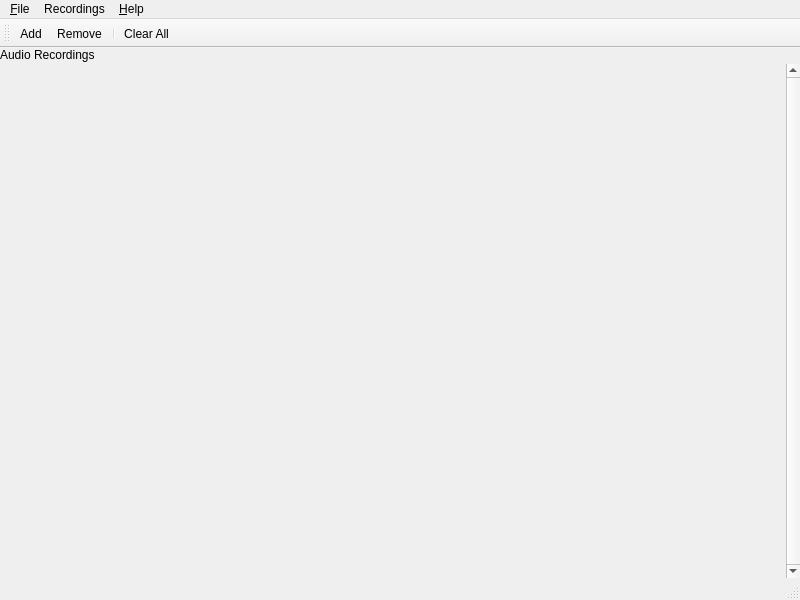
The window that rekhtanavees/ui/mainwindow.ui (RoXimn/rekhtanavees) describes before a commit, drawn with Qt 5.
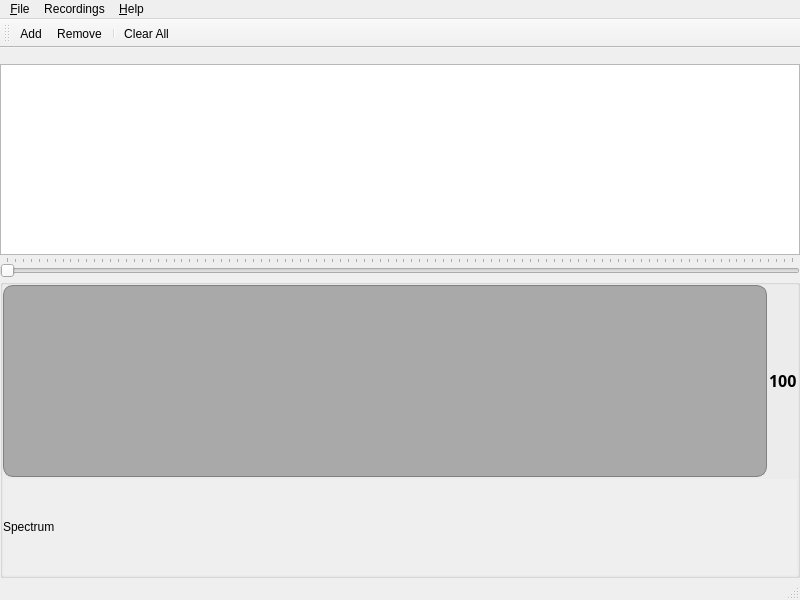
The same window after the commit. Icons and pictures are not drawn.

Commit message: feat: added video player and recognized text editor

Patch:
```diff
--- a/rekhtanavees/ui/mainwindow.ui
+++ b/rekhtanavees/ui/mainwindow.ui
@@ -37,74 +37,226 @@
     </property>
     <item>
      <widget class="QSplitter" name="splitter">
+      <property name="sizePolicy">
+       <sizepolicy hsizetype="Expanding" vsizetype="Expanding">
+        <horstretch>0</horstretch>
+        <verstretch>0</verstretch>
+       </sizepolicy>
+      </property>
       <property name="orientation">
        <enum>Qt::Horizontal</enum>
       </property>
       <widget class="QWidget" name="layoutWidget">
-       <layout class="QVBoxLayout" name="verticalLayout">
+       <layout class="QVBoxLayout" name="verticalLayout" stretch="0,0,0,0">
         <property name="spacing">
          <number>2</number>
         </property>
+        <property name="sizeConstraint">
+         <enum>QLayout::SizeConstraint::SetMinAndMaxSize</enum>
+        </property>
         <item>
          <widget class="QLabel" name="lblRecordings">
           <property name="text">
-           <string>Audio Recordings</string>
+           <string/>
           </property>
          </widget>
         </item>
         <item>
-         <widget class="QScrollArea" name="scrollArea">
-          <property name="frameShape">
-           <enum>QFrame::NoFrame</enum>
-          </property>
-          <property name="frameShadow">
-           <enum>QFrame::Plain</enum>
-          </property>
-          <property name="lineWidth">
-           <number>1</number>
-          </property>
-          <property name="midLineWidth">
-           <number>0</number>
+         <widget class="QGraphicsView" name="videoView">
+          <property name="focusPolicy">
+           <enum>Qt::FocusPolicy::NoFocus</enum>
           </property>
           <property name="verticalScrollBarPolicy">
-           <enum>Qt::ScrollBarAlwaysOn</enum>
+           <enum>Qt::ScrollBarPolicy::ScrollBarAlwaysOff</enum>
           </property>
           <property name="horizontalScrollBarPolicy">
-           <enum>Qt::ScrollBarAsNeeded</enum>
+           <enum>Qt::ScrollBarPolicy::ScrollBarAlwaysOff</enum>
           </property>
-          <property name="widgetResizable">
-           <bool>true</bool>
+          <property name="cacheMode">
+           <set>QGraphicsView::CacheModeFlag::CacheBackground</set>
           </property>
-          <widget class="QWidget" name="scrollContents">
-           <property name="geometry">
-            <rect>
-             <x>0</x>
-             <y>0</y>
-             <width>781</width>
-             <height>503</height>
-            </rect>
-           </property>
-           <layout class="QVBoxLayout" name="recordingsLayout">
-            <property name="spacing">
-             <number>0</number>
-            </property>
-            <property name="sizeConstraint">
-             <enum>QLayout::SetMinimumSize</enum>
-            </property>
-            <property name="leftMargin">
-             <number>2</number>
-            </property>
-            <property name="topMargin">
-             <number>2</number>
-            </property>
-            <property name="rightMargin">
-             <number>2</number>
-            </property>
-            <property name="bottomMargin">
-             <number>2</number>
-            </property>
-           </layout>
-          </widget>
+         </widget>
+        </item>
+        <item>
+         <widget class="QSlider" name="playSlider">
+          <property name="focusPolicy">
+           <enum>Qt::FocusPolicy::NoFocus</enum>
+          </property>
+          <property name="orientation">
+           <enum>Qt::Orientation::Horizontal</enum>
+          </property>
+          <property name="invertedAppearance">
+           <bool>false</bool>
+          </property>
+          <property name="invertedControls">
+           <bool>false</bool>
+          </property>
+          <property name="tickPosition">
+           <enum>QSlider::TickPosition::TicksAbove</enum>
+          </property>
+         </widget>
+        </item>
+        <item>
+         <widget class="QGroupBox" name="audioGroup">
+          <property name="sizePolicy">
+           <sizepolicy hsizetype="Expanding" vsizetype="Minimum">
+            <horstretch>0</horstretch>
+            <verstretch>0</verstretch>
+           </sizepolicy>
+          </property>
+          <property name="title">
+           <string/>
+          </property>
+          <layout class="QVBoxLayout" name="verticalLayout_3">
+           <item>
+            <layout class="QHBoxLayout" name="horizontalLayout">
+             <property name="sizeConstraint">
+              <enum>QLayout::SizeConstraint::SetMinimumSize</enum>
+             </property>
+             <item>
+              <widget class="QPlainTextEdit" name="transcript">
+               <property name="sizePolicy">
+                <sizepolicy hsizetype="Expanding" vsizetype="Fixed">
+                 <horstretch>0</horstretch>
+                 <verstretch>0</verstretch>
+                </sizepolicy>
+               </property>
+               <property name="font">
+                <font>
+                 <family>Noto Naskh Arabic</family>
+                 <pointsize>24</pointsize>
+                </font>
+               </property>
+               <property name="styleSheet">
+                <string notr="true">QPlainTextEdit {
+border: 1px solid gray;
+border-radius: 10px;
+padding: 0 8px;
+background: darkgray;
+}
+QPlainTextEdit::focus {
+border-color: red;
+background: white;
+selection-background-color: darkgray;
+}</string>
+               </property>
+               <property name="verticalScrollBarPolicy">
+                <enum>Qt::ScrollBarPolicy::ScrollBarAlwaysOff</enum>
+               </property>
+               <property name="horizontalScrollBarPolicy">
+                <enum>Qt::ScrollBarPolicy::ScrollBarAlwaysOff</enum>
+               </property>
+               <property name="tabChangesFocus">
+                <bool>true</bool>
+               </property>
+               <property name="lineWrapMode">
+                <enum>QPlainTextEdit::LineWrapMode::NoWrap</enum>
+               </property>
+              </widget>
+             </item>
+             <item>
+              <widget class="QLabel" name="lblSegment">
+               <property name="sizePolicy">
+                <sizepolicy hsizetype="Fixed" vsizetype="Fixed">
+                 <horstretch>0</horstretch>
+                 <verstretch>0</verstretch>
+                </sizepolicy>
+               </property>
+               <property name="font">
+                <font>
+                 <family>Noto Sans</family>
+                 <pointsize>12</pointsize>
+                 <bold>true</bold>
+                </font>
+               </property>
+               <property name="text">
+                <string>100</string>
+               </property>
+              </widget>
+             </item>
+            </layout>
+           </item>
+           <item>
+            <widget class="QScrollArea" name="scrollArea">
+             <property name="sizePolicy">
+              <sizepolicy hsizetype="Expanding" vsizetype="Minimum">
+               <horstretch>0</horstretch>
+               <verstretch>0</verstretch>
+              </sizepolicy>
+             </property>
+             <property name="minimumSize">
+              <size>
+               <width>0</width>
+               <height>64</height>
+              </size>
+             </property>
+             <property name="focusPolicy">
+              <enum>Qt::FocusPolicy::NoFocus</enum>
+             </property>
+             <property name="layoutDirection">
+              <enum>Qt::LayoutDirection::RightToLeft</enum>
+             </property>
+             <property name="frameShape">
+              <enum>QFrame::Shape::NoFrame</enum>
+             </property>
+             <property name="frameShadow">
+              <enum>QFrame::Shadow::Plain</enum>
+             </property>
+             <property name="verticalScrollBarPolicy">
+              <enum>Qt::ScrollBarPolicy::ScrollBarAlwaysOff</enum>
+             </property>
+             <property name="sizeAdjustPolicy">
+              <enum>QAbstractScrollArea::SizeAdjustPolicy::AdjustIgnored</enum>
+             </property>
+             <property name="widgetResizable">
+              <bool>true</bool>
+             </property>
+             <property name="alignment">
+              <set>Qt::AlignmentFlag::AlignCenter</set>
+             </property>
+             <widget class="QWidget" name="scrollAreaWidgetContents">
+              <property name="geometry">
+               <rect>
+                <x>0</x>
+                <y>0</y>
+                <width>778</width>
+                <height>114</height>
+               </rect>
+              </property>
+              <property name="sizePolicy">
+               <sizepolicy hsizetype="Preferred" vsizetype="Minimum">
+                <horstretch>0</horstretch>
+                <verstretch>0</verstretch>
+               </sizepolicy>
+              </property>
+              <layout class="QHBoxLayout" name="horizontalLayout_2">
+               <item>
+                <widget class="QLabel" name="lblSpectrum">
+                 <property name="sizePolicy">
+                  <sizepolicy hsizetype="Expanding" vsizetype="Minimum">
+                   <horstretch>0</horstretch>
+                   <verstretch>0</verstretch>
+                  </sizepolicy>
+                 </property>
+                 <property name="minimumSize">
+                  <size>
+                   <width>0</width>
+                   <height>96</height>
+                  </size>
+                 </property>
+                 <property name="text">
+                  <string>Spectrum</string>
+                 </property>
+                 <property name="alignment">
+                  <set>Qt::AlignmentFlag::AlignLeading|Qt::AlignmentFlag::AlignLeft|Qt::AlignmentFlag::AlignVCenter</set>
+                 </property>
+                </widget>
+               </item>
+              </layout>
+             </widget>
+            </widget>
+           </item>
+          </layout>
          </widget>
         </item>
        </layout>
```
Left out of the diff: 32 changed lines with no effect on the pictures. The commit also changes 32 other files.
